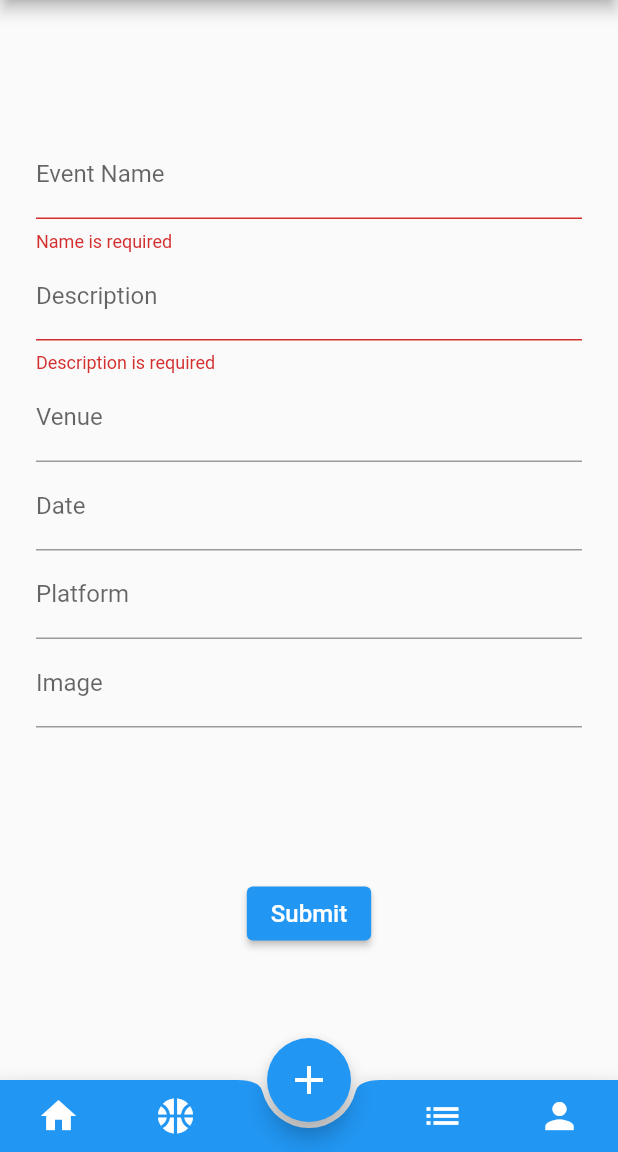
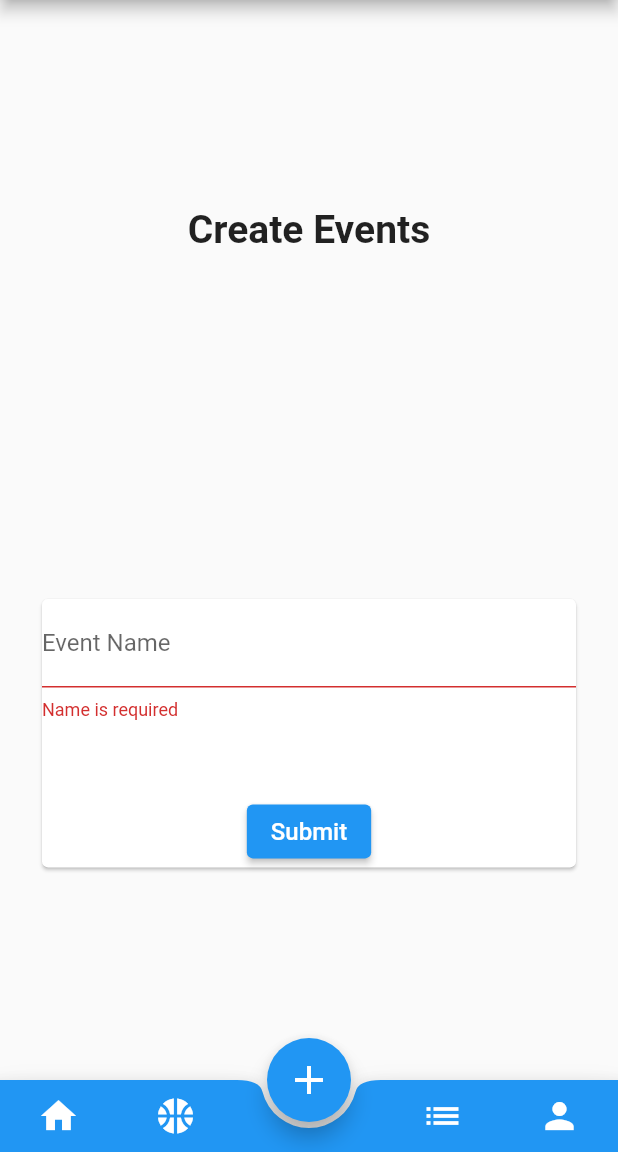
Before and after one commit to tanserxuen/UTMSports, a Flutter app: the screen it shows after launch, after a tap on "Submit", on a phone screen of 412 x 824 dp, the part 84-1236 px from its top. Run offline on Flutter 3.47's test engine with Material 2 defaults, Android fonts, the phone set to English and light mode, and no system bars; our stand-ins replace cloud_firestore, firebase_core; accounts and stored records are empty.

Commit message:
feat: basic event form testing

```diff
--- a/utmsport/lib/admin_post/view/create_post.dart
+++ b/utmsport/lib/admin_post/view/create_post.dart
@@ -1,4 +1,7 @@
+import 'package:cloud_firestore/cloud_firestore.dart';
 import 'package:flutter/material.dart';
+
+FirebaseFirestore db = FirebaseFirestore.instance;
 
 class FormScreen extends StatefulWidget {
   @override
@@ -15,10 +18,19 @@ class FormScreenState extends State<FormScreen> {
   String _platform;
   String _image;
 
+  final contollerEventName = TextEditingController();
+  final contollerDescription = TextEditingController();
+  final contollerVenue = TextEditingController();
+  final contollerDate = TextEditingController();
+  final contollerPlatform = TextEditingController();
+  final contollerImage = TextEditingController();
+
   final GlobalKey<FormState> _formKey = GlobalKey<FormState>();
+  final eventController = TextEditingController();
 
   Widget _buildEventNameField() {
     return TextFormField(
+        controller: contollerEventName,
         decoration: InputDecoration(labelText: "Event Name"),
         validator: (String value) {
           if (value.isEmpty) {
@@ -30,50 +42,51 @@ class FormScreenState extends State<FormScreen> {
         });
   }
 
-  Widget _buildDescriptionField() {
-    return TextFormField(
-        decoration: InputDecoration(labelText: "Description"),
-        validator: (String value) {
-          if (value.isEmpty) {
-            return "Description is required";
-          }
-        },
-        onSaved: (String value) {
-          _description = value;
-        });
-  }
-
-  Widget _buildVenueField() {
-    return TextFormField(
-        decoration: InputDecoration(labelText: "Venue"),
-        onSaved: (String value) {
-          _venue = value;
-        });
-  }
+  // Widget _buildDescriptionField() {
+  //   return TextFormField(
+  //       decoration: InputDecoration(labelText: "Description"),
+  //       validator: (String value) {
+  //         if (value.isEmpty) {
+  //           return "Description is required";
+  //         }
+  //       },
+  //       onSaved: (String value) {
+  //         _description = value;
+  //       });
+  // }
+  //
+  // Widget _buildVenueField() {
+  //   return TextFormField(
+  //       decoration: InputDecoration(labelText: "Venue"),
+  //       onSaved: (String value) {
+  //         _venue = value;
+  //       });
+  // }
 
   Widget _buildDateField() {
-    String toOriginalFormatString(DateTime dateTime) {
-      final y = dateTime.year.toString().padLeft(4, '0');
-      final m = dateTime.month.toString().padLeft(2, '0');
-      final d = dateTime.day.toString().padLeft(2, '0');
-      return "$y$m$d";
-    }
+    // String toOriginalFormatString(DateTime dateTime) {
+    //   final y = dateTime.year.toString().padLeft(4, '0');
+    //   final m = dateTime.month.toString().padLeft(2, '0');
+    //   final d = dateTime.day.toString().padLeft(2, '0');
+    //   return "$y$m$d";
+    // }
+    //
+    // bool isValidDate(String input) {
+    //   final date = DateTime.parse(input);
+    //   final originalFormatString = toOriginalFormatString(date);
+    //   return input == originalFormatString;
+    // }
 
-    bool isValidDate(String input) {
-      final date = DateTime.parse(input);
-      final originalFormatString = toOriginalFormatString(date);
-      return input == originalFormatString;
-    }
     return TextFormField(
+        controller: contollerDate,
         decoration: InputDecoration(labelText: "Date"),
-        validator: (String value){
-          if(!isValidDate(value)){
-            return "Invalid Date";
-          }
-          else if(value.isEmpty){
-            return "Date is required.";
-          }
-        },
+        // validator: (String value) {
+        //   if (!isValidDate(value)) {
+        //     return "Invalid Date";
+        //   } else if (value.isEmpty) {
+        //     return "Date is required.";
+        //   }
+        // },
         onSaved: (String value) {
           _date = value;
         });
@@ -105,29 +118,82 @@ class FormScreenState extends State<FormScreen> {
     return Scaffold(
       body: Container(
         margin: EdgeInsets.all(24),
+        child: Column(
+          mainAxisAlignment: MainAxisAlignment.spaceAround,
+          children: <Widget>[
+            Text("Create Events",
+                style: TextStyle(fontSize: 26, fontWeight: FontWeight.bold)),
+            Card(
               child: Form(
                 key: _formKey,
                 child: Column(
                   mainAxisAlignment: MainAxisAlignment.center,
                   children: <Widget>[
                     _buildEventNameField(),
-                  _buildDescriptionField(),
-                  _buildVenueField(),
-                  _buildDateField(),
-                  _buildPlatformField(),
-                  _buildImageField(),
-                  SizedBox(height: 100),
+                    // _buildDescriptionField(),
+                    // _buildVenueField(),
+                    // _buildDateField(),
+                    // _buildPlatformField(),
+                    // _buildImageField(),
+                    SizedBox(height: 50),
                     ElevatedButton(
                       child: Text("Submit",
                           style: TextStyle(color: Colors.white, fontSize: 16)),
-                    onPressed: () => {
-                      if (!_formKey.currentState.validate()){
-                        print('abc'),
-                      }else
-                        {_formKey.currentState.save()},
-                      print(_eventName),
+                      onPressed: () {
+                        if (!_formKey.currentState.validate()) {
+                        } else {
+                          _formKey.currentState.save();
+                          final _event = Event(
+                            id: FirebaseFirestore.instance.collection('events').doc().id,
+                            name: contollerEventName.text.trim(),
+                            // date: DateTime.parse(contollerDate.text),
+                          ).toJson();
+
+
+                          CollectionReference events = FirebaseFirestore.instance.collection('events');
+
+                          events.add(_event);
+                        }
                       },
                     )
-                ]))));
+                  ],
+                ),
+              ),
+            ),
+          ],
+        ),
+      ),
+    );
   }
+
+  // Future createEvent(Event event) async {
+  //   DateTime now = new DateTime.now();
+  //   final docEvent = FirebaseFirestore.instance.collection('events').doc();
+  //   event.id = docEvent.id;
+  //
+  //   final json = event.toJson();
+  //   await event.set(json);
+  // }
 }
+
+class Event {
+  String id;
+  final String name;
+  final DateTime date;
+  final String description = "abc";
+  final String image = "123.png";
+  final String platform = "gmeet";
+  final String venue = "L50";
+
+  Event({
+    this.id = '',
+    this.name,
+    this.date,
+  });
+
+  Map<String, dynamic> toJson() => {
+        'id': id,
+        'name': name,
+        // 'date': date,
+      };
+}
```
Lines whose indentation alone changed are shown as unchanged.
